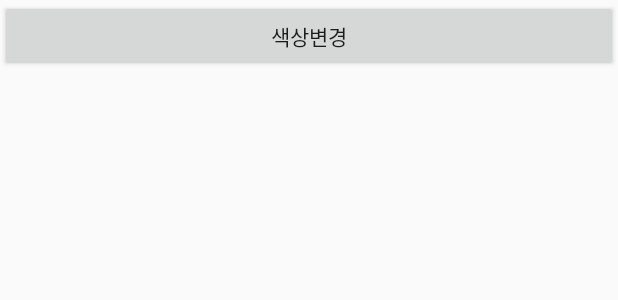
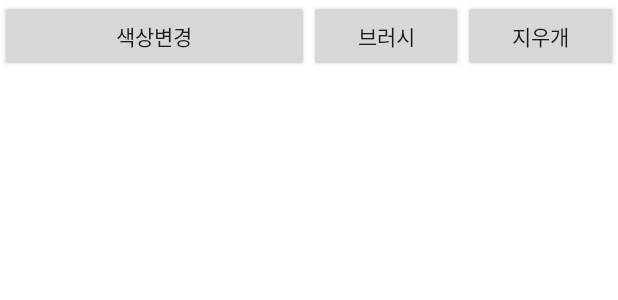
Before and after one commit to MinHyeJun/HJPaint, an Android app: the layout activity_canvas.xml on its own in the app's theme, with its tools: preview values and no code run, on a phone screen of 412 x 824 dp. Shown: the top 300 px of the screen. Run offline under Robolectric (Android 15) with nearby library versions, the phone set to English and light mode, and no system bars.

Commit message:
일반 지우기 기능 구현

```diff
--- a/app/src/main/java/m2j9702/app/hjpaint/CanvasView.java
+++ b/app/src/main/java/m2j9702/app/hjpaint/CanvasView.java
@@ -13,8 +13,15 @@ import android.view.View;
  */
 public class CanvasView extends View
 {
-    private Paint paint;
+    private Paint paintBrush;
+    private Paint paintEraser;
     private Bitmap bitmap;
+
+    /**
+     * 0 - 지우개 모드
+     * 1 - 브러시 모드
+     */
+    private int toolNumber;
 
     public CanvasView(Context context)
     {
@@ -25,8 +32,11 @@ public class CanvasView extends View
     {
         super(context, attrs);
 
-        paint = new Paint();
-        paint.setStrokeWidth(10.0f);
+        paintBrush = new Paint();
+        paintEraser = new Paint();
+        paintBrush.setStrokeWidth(10.0f);
+        paintEraser.setStrokeWidth(50.0f);
+        paintEraser.setColor(0xFFFFFFFF);
     }
 
     /**
@@ -36,12 +46,17 @@ public class CanvasView extends View
      */
     public void setColor(int color)
     {
-        paint.setColor(color);
+        paintBrush.setColor(color);
     }
 
     public int getColor()
     {
-        return paint.getColor();
+        return paintBrush.getColor();
+    }
+
+    public void setToolNumber(int toolNumber)
+    {
+        this.toolNumber = toolNumber;
     }
 
     @Override
@@ -64,7 +79,12 @@ public class CanvasView extends View
         Canvas canvas = new Canvas(bitmap);
 
         if (lastX != -1 && lastY != -1)
-            canvas.drawLine(lastX, lastY, event.getX(), event.getY(), paint);
+        {
+            if(toolNumber == 0)
+                canvas.drawLine(lastX, lastY, event.getX(), event.getY(), paintEraser);
+            else if(toolNumber == 1)
+                canvas.drawLine(lastX, lastY, event.getX(), event.getY(), paintBrush);
+        }
 
         if (event.getAction() == MotionEvent.ACTION_UP)
         {
--- a/app/src/main/res/layout/activity_canvas.xml
+++ b/app/src/main/res/layout/activity_canvas.xml
@@ -2,7 +2,8 @@
     xmlns:android="http://schemas.android.com/apk/res/android"
     android:layout_width="match_parent"
     android:layout_height="match_parent"
-    android:orientation="vertical">
+    android:orientation="vertical"
+    android:background="#FFF">
 
     <LinearLayout
         android:layout_width="match_parent"
@@ -12,8 +13,22 @@
             android:id="@+id/btn_change_color"
             android:layout_width="0dp"
             android:layout_height="wrap_content"
+            android:layout_weight="2"
+            android:text="색상변경"/>
+
+        <Button
+            android:id="@+id/btn_brush"
+            android:layout_width="0dp"
+            android:layout_height="wrap_content"
             android:layout_weight="1"
-            android:text="색상변경"/>
+            android:text="브러시"/>
+
+        <Button
+            android:id="@+id/btn_eraser"
+            android:layout_width="0dp"
+            android:layout_height="wrap_content"
+            android:layout_weight="1"
+            android:text="지우개"/>
 
 
     </LinearLayout>
```
Also changed, not shown: app/src/main/java/m2j9702/app/hjpaint/CanvasActivity.java (+18 -1 lines).
